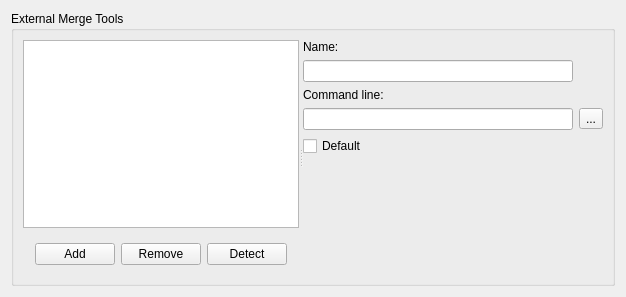
breezy-team/qbrz, file ui/merge_config.ui: the form before one commit.
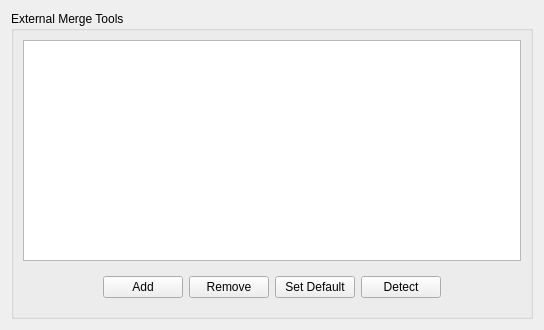
The form after the commit.

Commit message: Replaced list+form UI with editable table for Merge config tab.

What changed in the file:
```diff
--- a/ui/merge_config.ui
+++ b/ui/merge_config.ui
@@ -6,35 +6,62 @@
    <rect>
     <x>0</x>
     <y>0</y>
-    <width>626</width>
-    <height>297</height>
+    <width>544</width>
+    <height>330</height>
    </rect>
   </property>
   <property name="windowTitle">
    <string>External Merge Tools</string>
   </property>
-  <layout class="QVBoxLayout" name="verticalLayout_2">
+  <layout class="QVBoxLayout" name="verticalLayout">
    <item>
     <widget class="QGroupBox" name="groupBox">
      <property name="title">
       <string>External Merge Tools</string>
      </property>
-     <layout class="QVBoxLayout" name="verticalLayout_3">
+     <layout class="QVBoxLayout" name="verticalLayout_2">
       <item>
-       <widget class="QSplitter" name="splitter">
-        <property name="orientation">
-         <enum>Qt::Horizontal</enum>
+       <widget class="QTableView" name="tools">
+        <property name="selectionBehavior">
+         <enum>QAbstractItemView::SelectRows</enum>
         </property>
-        <property name="childrenCollapsible">
+        <property name="showGrid">
          <bool>false</bool>
         </property>
-        <widget class="QWidget" name="layoutWidget">
-         <layout class="QVBoxLayout" name="verticalLayout">
-          <item>
-           <widget class="QListView" name="merge_tools_list"/>
+        <attribute name="horizontalHeaderHighlightSections">
+         <bool>false</bool>
+        </attribute>
+        <attribute name="horizontalHeaderStretchLastSection">
+         <bool>true</bool>
+        </attribute>
+        <attribute name="verticalHeaderVisible">
+         <bool>false</bool>
+        </attribute>
+        <attribute name="verticalHeaderDefaultSectionSize">
+         <number>15</number>
+        </attribute>
+        <attribute name="verticalHeaderMinimumSectionSize">
+         <number>15</number>
+        </attribute>
+        <attribute name="verticalHeaderVisible">
+         <bool>false</bool>
+        </attribute>
+        <attribute name="verticalHeaderDefaultSectionSize">
+         <number>15</number>
+        </attribute>
+        <attribute name="horizontalHeaderStretchLastSection">
+         <bool>true</bool>
+        </attribute>
+        <attribute name="verticalHeaderMinimumSectionSize">
+         <number>15</number>
+        </attribute>
+        <attribute name="horizontalHeaderHighlightSections">
+         <bool>false</bool>
+        </attribute>
+       </widget>
           </item>
           <item>
-           <widget class="QWidget" name="merge_tools_buttons" native="true">
+       <widget class="QWidget" name="widget" native="true">
             <layout class="QHBoxLayout" name="horizontalLayout">
              <item>
               <spacer name="spacer">
@@ -64,7 +91,17 @@
               </widget>
              </item>
              <item>
-              <widget class="QPushButton" name="merge_tools_detect">
+          <widget class="QPushButton" name="set_default">
+           <property name="toolTip">
+            <string>Sets the selected merge tool as the default to use in qconflicts.</string>
+           </property>
+           <property name="text">
+            <string>Set Default</string>
+           </property>
+          </widget>
+         </item>
+         <item>
+          <widget class="QPushButton" name="detect">
                <property name="text">
                 <string>Detect</string>
                </property>
@@ -84,79 +121,6 @@
               </spacer>
              </item>
             </layout>
-           </widget>
-          </item>
-         </layout>
-        </widget>
-        <widget class="QWidget" name="merge_tool_details" native="true">
-         <property name="minimumSize">
-          <size>
-           <width>300</width>
-           <height>0</height>
-          </size>
-         </property>
-         <layout class="QGridLayout" name="gridLayout">
-          <property name="topMargin">
-           <number>0</number>
-          </property>
-          <property name="bottomMargin">
-           <number>0</number>
-          </property>
-          <item row="0" column="0">
-           <widget class="QLabel" name="label">
-            <property name="text">
-             <string>Name:</string>
-            </property>
-            <property name="buddy">
-             <cstring>merge_tool_name</cstring>
-            </property>
-           </widget>
-          </item>
-          <item row="1" column="0">
-           <widget class="QLineEdit" name="merge_tool_name"/>
-          </item>
-          <item row="2" column="0">
-           <widget class="QLabel" name="label_2">
-            <property name="text">
-             <string>Command line:</string>
-            </property>
-            <property name="buddy">
-             <cstring>merge_tool_commandline</cstring>
-            </property>
-           </widget>
-          </item>
-          <item row="3" column="0">
-           <widget class="QLineEdit" name="merge_tool_commandline"/>
-          </item>
-          <item row="3" column="1">
-           <widget class="QToolButton" name="merge_tool_browse">
-            <property name="text">
-             <string>...</string>
-            </property>
-           </widget>
-          </item>
-          <item row="6" column="0">
-           <spacer name="spacer_3">
-            <property name="orientation">
-             <enum>Qt::Vertical</enum>
-            </property>
-            <property name="sizeHint" stdset="0">
-             <size>
-              <width>248</width>
-              <height>130</height>
-             </size>
-            </property>
-           </spacer>
-          </item>
-          <item row="4" column="0">
-           <widget class="QCheckBox" name="merge_tool_default">
-            <property name="text">
-             <string>Default</string>
-            </property>
-           </widget>
-          </item>
-         </layout>
-        </widget>
        </widget>
       </item>
      </layout>
```
Left out of the diff: 6 changed lines with no effect on the pictures. Lines whose indentation alone changed are shown as unchanged. The commit also changes 2 other files.
